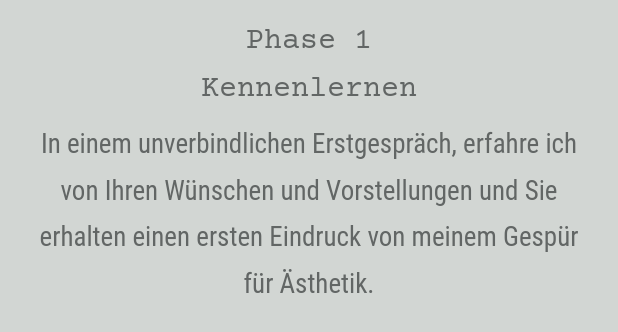
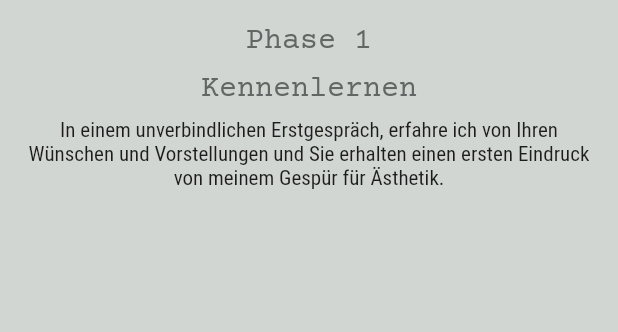
Before and after one commit to akaiser/raumunikate, a Flutter app: the _SlideCard widget shown alone on an empty page, opened directly with sample values from the repository, on a phone screen of 412 x 824 dp. Shown: the top 332 px of the screen. Run offline on Flutter 3.47's test engine with Material 2 defaults, Android fonts, the phone set to English and light mode, and no system bars; drawn by our look-alikes of auto_size_text; our stand-ins replace go_router, transparent_image.

Commit message:
update design parts

```diff
--- a/lib/pages/b/_shared/design_slides.dart
+++ b/lib/pages/b/_shared/design_slides.dart
@@ -1,3 +1,4 @@
+import 'package:auto_size_text/auto_size_text.dart';
 import 'package:raumunikate/_settings.dart';
 import 'package:raumunikate/pages/_shared/components/responsive_slides.dart';
 import 'package:raumunikate/pages/_shared/extensions/build_context_ext.dart';
@@ -57,11 +58,9 @@ class _Cards extends StatelessWidget {
                   child: FractionallySizedBox(
                     widthFactor: 0.8,
                     heightFactor: 0.6,
-                    child: SingleChildScrollView(
-                      child: _SlideCard(
-                        slideData,
-                        key: Key('design-card-$index'),
-                      ),
+                    child: _SlideCard(
+                      slideData,
+                      key: Key('design-card-$index'),
                     ),
                   ),
                 ),
@@ -100,12 +99,10 @@ class _SlideCard extends StatelessWidget {
     return ColoredBox(
       color: entry.cardColor.withOpacity(0.85),
       child: Padding(
-        padding: EdgeInsets.symmetric(
-          horizontal: 16,
-          vertical: isXsBreakpoint ? 16 : 32,
-        ),
+        padding: const EdgeInsets.symmetric(horizontal: 16),
         child: Column(
           children: [
+            SizedBox(height: isXsBreakpoint ? 16 : 32),
             Text(
               entry.title,
               style: context.tt.label?.copyWith(color: entry.textColor),
@@ -118,7 +115,8 @@ class _SlideCard extends StatelessWidget {
               ),
             ],
             SizedBox(height: isXsBreakpoint ? 8 : 48),
-            _Text(entry),
+            Flexible(child: _Text(entry)),
+            const SizedBox(height: 8),
           ],
         ),
       ),
@@ -132,12 +130,9 @@ class _Text extends StatelessWidget {
   final DesignSlideDataEntry entry;
 
   @override
-  Widget build(BuildContext context) => Text(
+  Widget build(BuildContext context) => AutoSizeText(
         entry.text,
-        style: context.tt.body?.copyWith(
-          color: entry.textColor,
-          fontSize: context.isShittySmallDevice ? 15 : 18,
-        ),
+        style: context.dts.copyWith(color: entry.textColor),
         textAlign: TextAlign.center,
       );
 }
```
Also changed, not shown: images/design_atmosphere.png, images/design_atmosphere.webp, images/design_style.png, images/design_style.webp.
